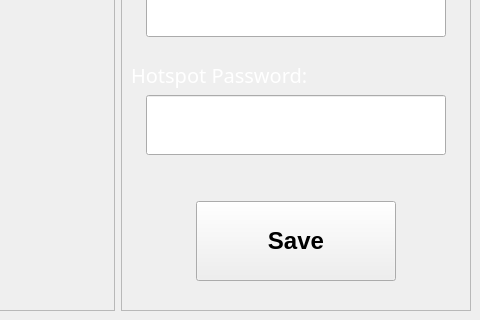
The window that BlocksScreen/lib/ui/wifiConnectivityWindow.ui (BlocksTechnology/BlocksScreen) describes before a commit, drawn with Qt 5; both pictures show x 320 to 800 and y 160 to 480 of the 800 by 480 pixel window.
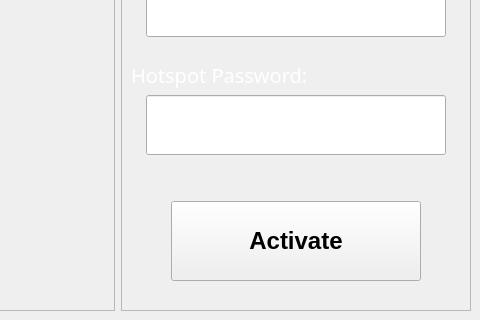
The same window after the commit. Icons and pictures are not drawn. Custom widgets are drawn as their Qt base class.

Commit message: UPD: updated hotspot page

```diff
--- a/BlocksScreen/lib/ui/wifiConnectivityWindow.ui
+++ b/BlocksScreen/lib/ui/wifiConnectivityWindow.ui
@@ -2975,7 +2975,7 @@
           <widget class="BlocksCustomButton" name="hotspot_change_confirm">
            <property name="minimumSize">
             <size>
-             <width>200</width>
+             <width>250</width>
              <height>80</height>
             </size>
            </property>
@@ -2993,7 +2993,7 @@
             </font>
            </property>
            <property name="text">
-            <string>Save</string>
+            <string>Activate</string>
            </property>
            <property name="icon_pixmap" stdset="0">
             <pixmap resource="resources/icon_resources.qrc">:/ui/media/btn_icons/save.svg</pixmap>
```
Left out of the diff: 15 changed lines with no effect on the pictures. The commit also changes 1 other file.
